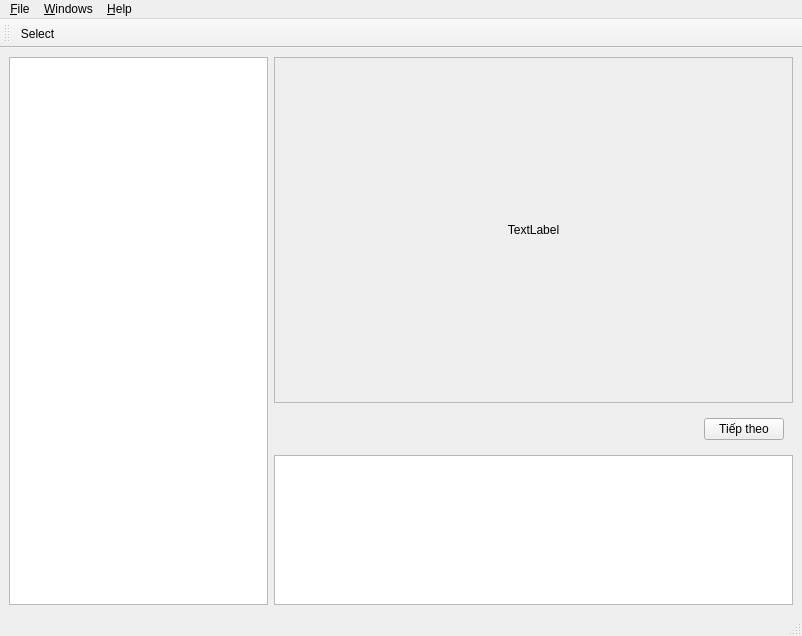
The window that tester.ui (hungrd87/Tester-2025) describes before a commit, drawn with Qt 5.
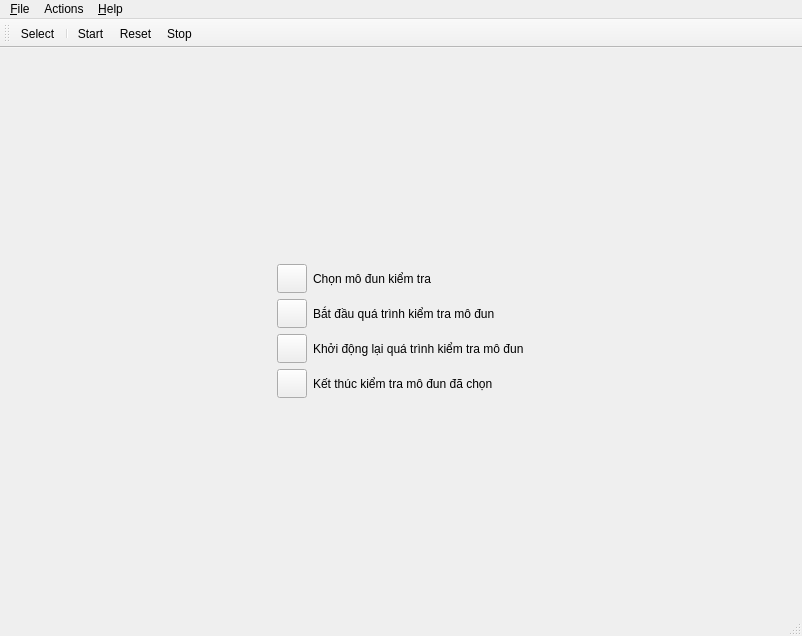
The same window after the commit. Icons and pictures are not drawn.

The edit to the form file:
```diff
--- a/tester.ui
+++ b/tester.ui
@@ -14,84 +14,169 @@
    <string>Kiểm tra Máy hỏi </string>
   </property>
   <widget class="QWidget" name="centralwidget">
-   <layout class="QGridLayout" name="gridLayout" columnstretch="1,2">
-    <item row="0" column="0" rowspan="3">
-     <widget class="QTextBrowser" name="textBrowser">
-      <property name="html">
-       <string>&lt;!DOCTYPE HTML PUBLIC &quot;-//W3C//DTD HTML 4.0//EN&quot; &quot;http://www.w3.org/TR/REC-html40/strict.dtd&quot;&gt;
-&lt;html&gt;&lt;head&gt;&lt;meta name=&quot;qrichtext&quot; content=&quot;1&quot; /&gt;&lt;style type=&quot;text/css&quot;&gt;
-p, li { white-space: pre-wrap; }
-&lt;/style&gt;&lt;/head&gt;&lt;body style=&quot; font-family:'MS Shell Dlg 2'; font-size:8.25pt; font-weight:400; font-style:normal;&quot;&gt;
-&lt;p style=&quot;-qt-paragraph-type:empty; margin-top:0px; margin-bottom:0px; margin-left:0px; margin-right:0px; -qt-block-indent:0; text-indent:0px;&quot;&gt;&lt;br /&gt;&lt;/p&gt;&lt;/body&gt;&lt;/html&gt;</string>
-      </property>
-     </widget>
-    </item>
-    <item row="0" column="1">
-     <widget class="QLabel" name="label">
-      <property name="sizePolicy">
-       <sizepolicy hsizetype="Expanding" vsizetype="Expanding">
-        <horstretch>0</horstretch>
-        <verstretch>0</verstretch>
-       </sizepolicy>
-      </property>
-      <property name="frameShape">
-       <enum>QFrame::StyledPanel</enum>
-      </property>
-      <property name="text">
-       <string>TextLabel</string>
-      </property>
-      <property name="alignment">
-       <set>Qt::AlignCenter</set>
-      </property>
-     </widget>
-    </item>
-    <item row="1" column="1" alignment="Qt::AlignBottom">
-     <widget class="QWidget" name="widget" native="true">
-      <layout class="QHBoxLayout" name="horizontalLayout">
-       <item>
-        <spacer name="horizontalSpacer">
-         <property name="orientation">
-          <enum>Qt::Horizontal</enum>
-         </property>
-         <property name="sizeHint" stdset="0">
-          <size>
-           <width>336</width>
-           <height>20</height>
-          </size>
-         </property>
-        </spacer>
-       </item>
-       <item>
-        <widget class="QPushButton" name="pushButton">
-         <property name="text">
-          <string>Tiếp theo</string>
-         </property>
-        </widget>
-       </item>
-      </layout>
-     </widget>
-    </item>
-    <item row="2" column="1" alignment="Qt::AlignBottom">
-     <widget class="QPlainTextEdit" name="plainTextEdit">
-      <property name="enabled">
-       <bool>true</bool>
-      </property>
-      <property name="sizePolicy">
-       <sizepolicy hsizetype="Expanding" vsizetype="Fixed">
-        <horstretch>0</horstretch>
-        <verstretch>0</verstretch>
-       </sizepolicy>
-      </property>
-      <property name="maximumSize">
-       <size>
-        <width>16777215</width>
-        <height>150</height>
-       </size>
-      </property>
+   <layout class="QVBoxLayout" name="verticalLayout">
+    <property name="spacing">
+     <number>0</number>
+    </property>
+    <property name="leftMargin">
+     <number>0</number>
+    </property>
+    <property name="topMargin">
+     <number>0</number>
+    </property>
+    <property name="rightMargin">
+     <number>0</number>
+    </property>
+    <property name="bottomMargin">
+     <number>0</number>
+    </property>
+    <item>
+     <widget class="QStackedWidget" name="stackedWidget">
+      <widget class="QWidget" name="page">
+       <layout class="QVBoxLayout" name="verticalLayout_2">
+        <item alignment="Qt::AlignHCenter|Qt::AlignVCenter">
+         <widget class="QWidget" name="widget" native="true">
+          <layout class="QGridLayout" name="gridLayout_2">
+           <item row="0" column="0">
+            <widget class="QToolButton" name="toolButton_1">
+             <property name="text">
+              <string/>
+             </property>
+             <property name="iconSize">
+              <size>
+               <width>22</width>
+               <height>22</height>
+              </size>
+             </property>
+            </widget>
+           </item>
+           <item row="0" column="1">
+            <widget class="QLabel" name="label">
+             <property name="text">
+              <string>Chọn mô đun kiểm tra</string>
+             </property>
+            </widget>
+           </item>
+           <item row="1" column="0">
+            <widget class="QToolButton" name="toolButton_2">
+             <property name="enabled">
+              <bool>true</bool>
+             </property>
+             <property name="text">
+              <string/>
+             </property>
+             <property name="iconSize">
+              <size>
+               <width>22</width>
+               <height>22</height>
+              </size>
+             </property>
+            </widget>
+           </item>
+           <item row="1" column="1">
+            <widget class="QLabel" name="label_2">
+             <property name="text">
+              <string>Bắt đầu quá trình kiểm tra mô đun</string>
+             </property>
+            </widget>
+           </item>
+           <item row="2" column="0">
+            <widget class="QToolButton" name="toolButton_3">
+             <property name="enabled">
+              <bool>true</bool>
+             </property>
+             <property name="text">
+              <string/>
+             </property>
+             <property name="iconSize">
+              <size>
+               <width>22</width>
+               <height>22</height>
+              </size>
+             </property>
+            </widget>
+           </item>
+           <item row="2" column="1">
+            <widget class="QLabel" name="label_3">
+             <property name="text">
+              <string>Khởi động lại quá trình kiểm tra mô đun</string>
+             </property>
+            </widget>
+           </item>
+           <item row="3" column="0">
+            <widget class="QToolButton" name="toolButton_4">
+             <property name="enabled">
+              <bool>true</bool>
+             </property>
+             <property name="text">
+              <string/>
+             </property>
+             <property name="iconSize">
+              <size>
+               <width>22</width>
+               <height>22</height>
+              </size>
+             </property>
+            </widget>
+           </item>
+           <item row="3" column="1">
+            <widget class="QLabel" name="label_4">
+             <property name="text">
+              <string>Kết thúc kiểm tra mô đun đã chọn</string>
+             </property>
+            </widget>
+           </item>
+          </layout>
+         </widget>
+        </item>
+       </layout>
+      </widget>
+      <widget class="QWidget" name="page_2">
+       <layout class="QGridLayout" name="gridLayout" rowstretch="3,1" columnstretch="1,2">
+        <item row="0" column="0" rowspan="2">
+         <widget class="QGroupBox" name="groupBox">
+          <property name="title">
+           <string>Các bước thực hiện</string>
+          </property>
+         </widget>
+        </item>
+        <item row="0" column="1">
+         <widget class="QGroupBox" name="groupBox_2">
+          <property name="title">
+           <string>Hình ảnh</string>
+          </property>
+         </widget>
+        </item>
+        <item row="1" column="1">
+         <widget class="QGroupBox" name="groupBox_3">
+          <property name="title">
+           <string>Kết quả</string>
+          </property>
+         </widget>
+        </item>
+       </layout>
+      </widget>
      </widget>
     </item>
    </layout>
   </widget>
+  <widget class="QStatusBar" name="statusbar"/>
+  <widget class="QToolBar" name="toolBar">
+   <property name="windowTitle">
+    <string>toolBar</string>
+   </property>
+   <attribute name="toolBarArea">
+    <enum>TopToolBarArea</enum>
+   </attribute>
+   <attribute name="toolBarBreak">
+    <bool>false</bool>
+   </attribute>
+   <addaction name="actionSelect"/>
+   <addaction name="separator"/>
+   <addaction name="actionStart"/>
+   <addaction name="actionReset"/>
+   <addaction name="actionStop"/>
+  </widget>
   <widget class="QMenuBar" name="menubar">
    <property name="geometry">
     <rect>
@@ -105,36 +190,29 @@
     <property name="title">
      <string>&amp;File</string>
     </property>
-    <addaction name="actionExit"/>
-   </widget>
-   <widget class="QMenu" name="menuWindows">
-    <property name="title">
-     <string>&amp;Windows</string>
-    </property>
     <addaction name="actionSelect"/>
    </widget>
    <widget class="QMenu" name="menuHelp">
     <property name="title">
      <string>&amp;Help</string>
     </property>
+    <addaction name="actionContents"/>
+    <addaction name="separator"/>
+    <addaction name="actionAbout"/>
+   </widget>
+   <widget class="QMenu" name="menuActions">
+    <property name="title">
+     <string>Actions</string>
+    </property>
+    <addaction name="actionStart"/>
+    <addaction name="actionReset"/>
+    <addaction name="separator"/>
+    <addaction name="actionStop"/>
    </widget>
    <addaction name="menuFile"/>
-   <addaction name="menuWindows"/>
+   <addaction name="menuActions"/>
    <addaction name="menuHelp"/>
   </widget>
-  <widget class="QStatusBar" name="statusbar"/>
-  <widget class="QToolBar" name="toolBar">
-   <property name="windowTitle">
-    <string>toolBar</string>
-   </property>
-   <attribute name="toolBarArea">
-    <enum>TopToolBarArea</enum>
-   </attribute>
-   <attribute name="toolBarBreak">
-    <bool>false</bool>
-   </attribute>
-   <addaction name="actionSelect"/>
-  </widget>
   <action name="actionSelect">
    <property name="icon">
     <iconset resource="resources.qrc">
@@ -149,6 +227,31 @@
     <string>E&amp;xit</string>
    </property>
   </action>
+  <action name="actionAbout">
+   <property name="text">
+    <string>About</string>
+   </property>
+  </action>
+  <action name="actionStart">
+   <property name="text">
+    <string>Start</string>
+   </property>
+  </action>
+  <action name="actionReset">
+   <property name="text">
+    <string>Reset</string>
+   </property>
+  </action>
+  <action name="actionContents">
+   <property name="text">
+    <string>Contents</string>
+   </property>
+  </action>
+  <action name="actionStop">
+   <property name="text">
+    <string>Stop</string>
+   </property>
+  </action>
  </widget>
  <resources>
   <include location="resources.qrc"/>
```
Left out of the diff: 10 changed lines with no effect on the pictures.
